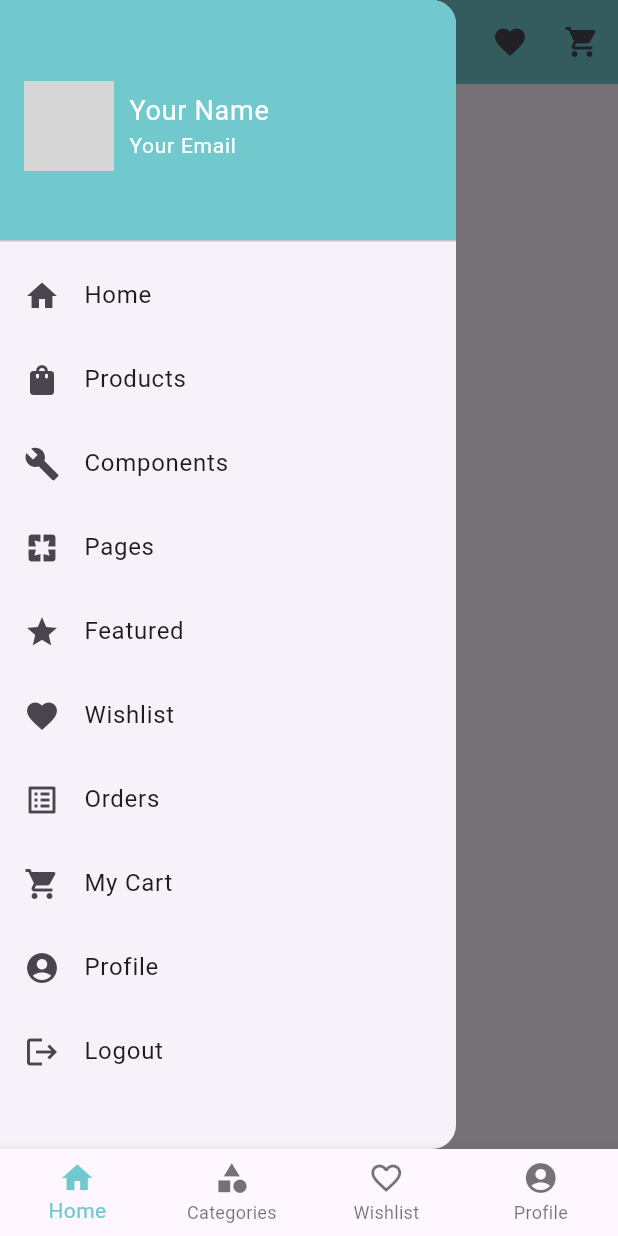
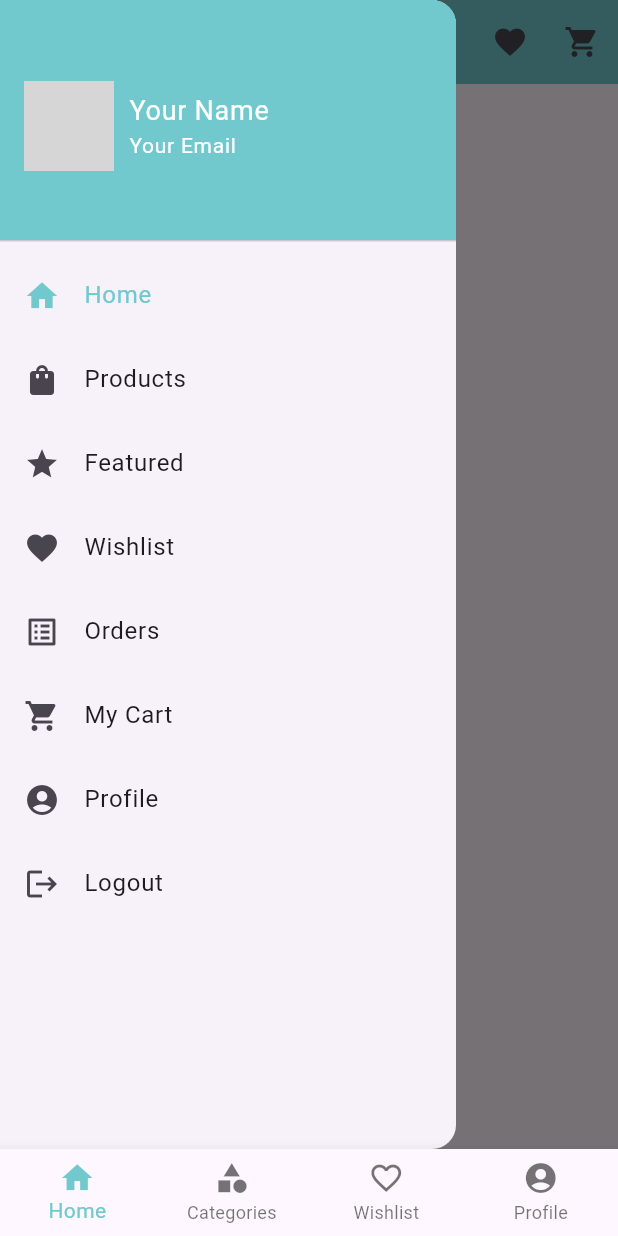
Before and after one commit to Jerickivan29/ChopyApp, a Flutter app: the screen it shows after launch, with the side drawer open, on a phone screen of 412 x 824 dp. Run offline on Flutter 3.47's test engine with Material 3 defaults, Android fonts, the phone set to English and light mode, and no system bars; network calls fail; grey boxes are pictures that could not be loaded.

Commit message:
Change text color drawer

```diff
--- a/chopy_app/lib/homepage.dart
+++ b/chopy_app/lib/homepage.dart
@@ -66,20 +66,12 @@ class Homepage extends StatelessWidget {
               ),
             ),
             ListTile(
-              leading: Icon(Icons.home),
-              title: Text('Home'),
+              leading: Icon(Icons.home, color: Color.fromARGB(255, 113,201,206),),
+              title: Text('Home', style: TextStyle(color: Color.fromARGB(255, 113,201,206)),),
             ),
             ListTile(
               leading: Icon(Icons.shopping_bag),
               title: Text('Products'),
-            ),
-            ListTile(
-              leading: Icon(Icons.build),
-              title: Text('Components'),
-            ),
-            ListTile(
-              leading: Icon(Icons.pages),
-              title: Text('Pages'),
             ),
             ListTile(
               leading: Icon(Icons.star),
--- a/chopy_app/lib/main.dart
+++ b/chopy_app/lib/main.dart
@@ -18,7 +18,7 @@
 }
 
 class MyHomePage extends StatefulWidget {
-  const MyHomePage({Key? key}) : super(key: key);
+  const MyHomePage({super.key});
   @override
   _MyHomePageState createState() => _MyHomePageState();
 }
```
